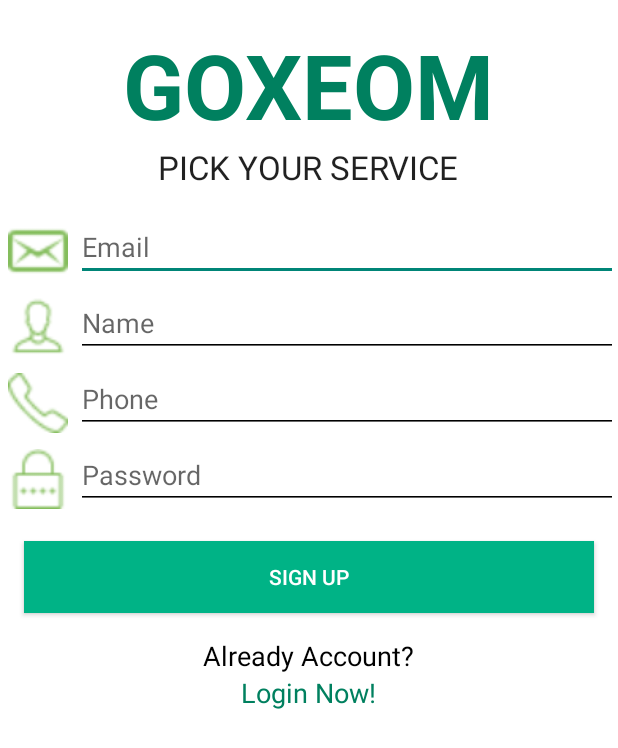
After one commit to bvhloc/goxeom, an Android app: the SettingsSignupActivity screen opened directly, with no data from a screen before it, on a phone screen of 412 x 824 dp. The commit adds this screen. Shown: the top 748 px of the screen. Run offline under Robolectric (Android 15) with nearby library versions, the phone set to English and light mode, and no system bars.

Commit message:
switch Signup + SignupVerify

```diff
--- /dev/null
+++ b/app/src/main/java/asia/covisoft/goom/activity/settings/SettingsSignupActivity.java
@@ -0,0 +1,37 @@
+package asia.covisoft.goom.activity.settings;
+
+import android.content.Context;
+import android.content.Intent;
+import android.os.Bundle;
+import android.view.View;
+import android.widget.Button;
+
+import asia.covisoft.goom.BaseActivity;
+import asia.covisoft.goom.R;
+
+public class SettingsSignupActivity extends BaseActivity {
+
+    private Context mContext;
+
+    @Override
+    protected void onCreate(Bundle savedInstanceState) {
+        super.onCreate(savedInstanceState);
+        setContentView(R.layout.activity_settings_signup);
+        mContext = this;
+        initView();
+    }
+
+    private Button btnSignup;
+
+    private void initView(){
+
+        btnSignup = (Button) findViewById(R.id.btnSignup);
+        btnSignup.setOnClickListener(new View.OnClickListener() {
+            @Override
+            public void onClick(View v) {
+
+                startActivity(new Intent(mContext, SettingsSignupVerifyActivity.class));
+            }
+        });
+    }
+}
--- a/app/src/main/java/asia/covisoft/goom/fragment/settings/SettingsFragment.java
+++ b/app/src/main/java/asia/covisoft/goom/fragment/settings/SettingsFragment.java
@@ -1,5 +1,6 @@
 package asia.covisoft.goom.fragment.settings;
 
+import android.content.Intent;
 import android.os.Bundle;
 import android.view.LayoutInflater;
 import android.view.View;
@@ -8,6 +9,8 @@ import android.widget.LinearLayout;
 
 import asia.covisoft.goom.FragmentNavigator;
 import asia.covisoft.goom.R;
+import asia.covisoft.goom.activity.settings.SettingsSignupActivity;
+import asia.covisoft.goom.activity.settings.SettingsSignupVerifyActivity;
 import asia.covisoft.goom.backpress.BackFragment;
 
 
@@ -39,7 +42,7 @@ public class SettingsFragment extends BackFragment {
             @Override
             public void onClick(View v) {
 
-                FragmentNavigator.goTo(SettingsFragment.this, new SettingsSignupFragment());
+                startActivity(new Intent(getActivity(), SettingsSignupActivity.class));
             }
         });
 
--- a/app/src/main/res/layout/fragment_settings_signup.xml
+++ b/app/src/main/res/layout/activity_settings_signup.xml
@@ -55,6 +55,7 @@
                         android:src="@drawable/ic_email" />
 
                     <EditText
+                        android:singleLine="true"
                         android:layout_width="match_parent"
                         android:layout_height="wrap_content"
                         android:hint="@string/lowcase_email" />
@@ -76,6 +77,7 @@
                         android:src="@drawable/ic_user" />
 
                     <EditText
+                        android:singleLine="true"
                         android:layout_width="match_parent"
                         android:layout_height="wrap_content"
                         android:hint="@string/lowcase_name" />
@@ -97,6 +99,7 @@
                         android:src="@drawable/ic_call" />
 
                     <EditText
+                        android:singleLine="true"
                         android:layout_width="match_parent"
                         android:layout_height="wrap_content"
                         android:hint="@string/lowcase_phone" />
@@ -118,6 +121,7 @@
                         android:src="@drawable/ic_password" />
 
                     <EditText
+                        android:singleLine="true"
                         android:layout_width="match_parent"
                         android:layout_height="wrap_content"
                         android:hint="@string/lowcase_password" />
@@ -138,7 +142,7 @@
                     android:layout_width="wrap_content"
                     android:layout_height="wrap_content"
                     android:layout_gravity="center_horizontal"
-                    android:text="@string/fragment_signup_alreadyaccount"
+                    android:text="@string/activity_settings_signup_alreadyaccount"
                     android:textAppearance="?android:attr/textAppearanceMedium"
                     android:textColor="@color/mBlackText" />
 
@@ -146,7 +150,7 @@
                     android:layout_width="wrap_content"
                     android:layout_height="wrap_content"
                     android:layout_gravity="center_horizontal"
-                    android:text="@string/fragment_signup_loginnow"
+                    android:text="@string/activity_settings_signup_loginnow"
                     android:textAppearance="?android:attr/textAppearanceMedium"
                     android:textColor="@color/mDarkGreen" />
 
```
Also changed, not shown: app/src/main/AndroidManifest.xml (+11 -3 lines), app/src/main/java/asia/covisoft/goom/activity/settings/SettingsSignupVerifyActivity.java (added, +48 -0 lines), app/src/main/java/asia/covisoft/goom/fragment/settings/SettingsSignupFragment.java (deleted, +0 -45 lines), app/src/main/java/asia/covisoft/goom/fragment/settings/SettingsSignupVerifyFragment.java (deleted, +0 -48 lines), app/src/main/res/layout/activity_settings_signup_verify.xml (renamed from app/src/main/res/layout/fragment_settings_signup_verify.xml, +4 -4 lines), app/src/main/res/values/strings.xml (+13 -8 lines).
